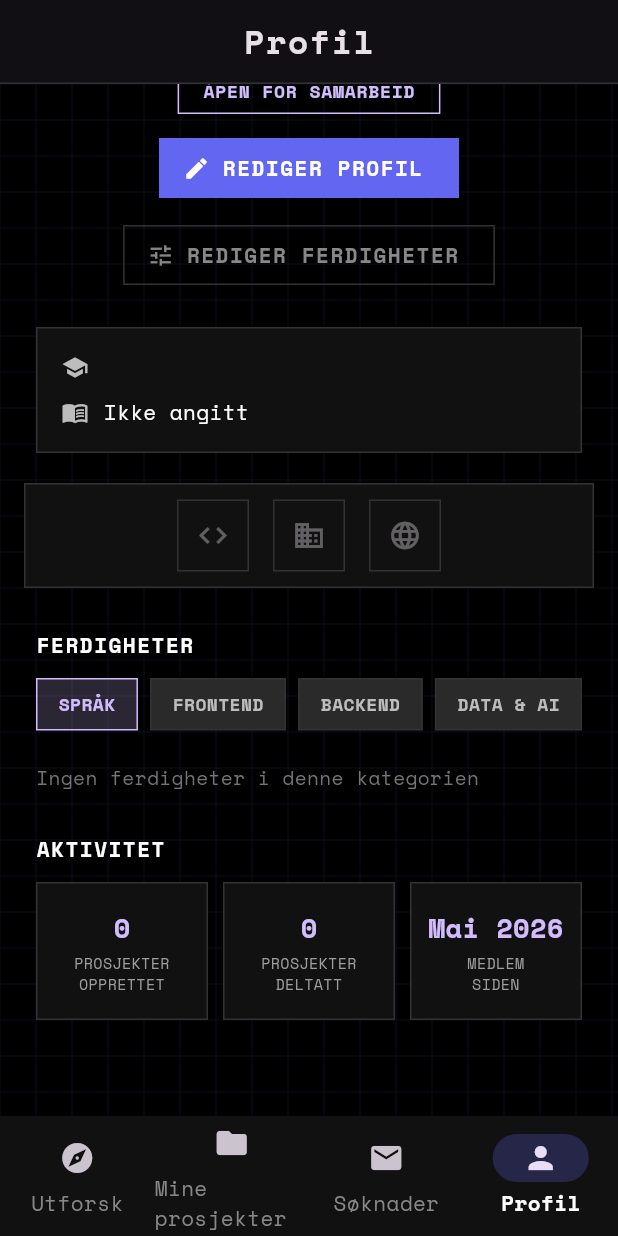
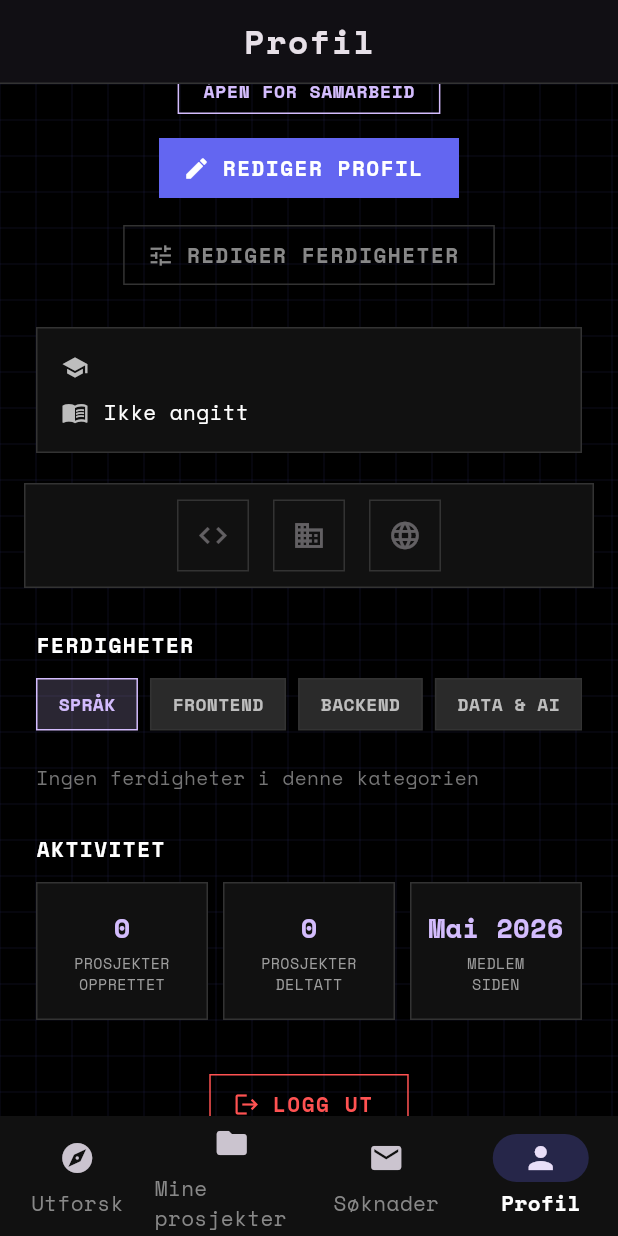
Before and after one commit to moen0/CodeMates, a Flutter app: the HomeScreen screen opened directly, item 4 of the bottom bar chosen, scrolled down 225 dp, on a phone screen of 412 x 824 dp. Run offline on Flutter 3.47's test engine with Material 3 defaults, Android fonts, the phone set to English and light mode, and no system bars; our stand-ins replace google_fonts, image_picker, supabase_flutter; accounts and stored records are empty.

Commit message:
Fix back button logout and add logout button to profile screen
- Use pushAndRemoveUntil in login and edit_profile to clear nav stack
- Add PopScope(canPop: false) to HomeScreen to block back navigation
- Add _signOut method and logout button at bottom of ProfileScreen

Co-Authored-By: Claude Sonnet 4.6 <noreply@anthropic.com>

```diff
--- a/lib/screens/edit_profile_screen.dart
+++ b/lib/screens/edit_profile_screen.dart
@@ -256,9 +256,11 @@ class _EditProfileScreenState extends State<EditProfileScreen> {
         const SnackBar(content: Text('Profil lagret!')),
       );
 
-      Navigator.pushReplacement(
+      // Tøm hele navigasjonsstakken så tilbake-knappen ikke tar brukeren tilbake i registreringsflyten
+      Navigator.pushAndRemoveUntil(
         context,
         MaterialPageRoute(builder: (_) => const HomeScreen()),
+        (_) => false,
       );
     } catch (e) {
       if (!mounted) {
--- a/lib/screens/home_screen.dart
+++ b/lib/screens/home_screen.dart
@@ -38,7 +38,10 @@ class _HomeScreenState extends State<HomeScreen> {
       const ProfileScreen(),
     ];
 
-    return BrutalistScaffold(
+    // PopScope hindrer tilbake-knappen fra å forlate hovedskjermen
+    return PopScope(
+      canPop: false,
+      child: BrutalistScaffold(
       // Bunnnavigasjonen
       bottomNavigationBar: NavigationBar(
         backgroundColor: BrutalistPalette.panel,
@@ -68,6 +71,7 @@ class _HomeScreenState extends State<HomeScreen> {
         ],
       ),
       child: IndexedStack(index: currentIndex, children: screens),
+      ),
     );
   }
 }
--- a/lib/screens/profile_screen.dart
+++ b/lib/screens/profile_screen.dart
@@ -4,6 +4,7 @@ import 'package:supabase_flutter/supabase_flutter.dart';
 import 'package:devconnect/widgets/brutalist_ui.dart';
 
 import 'edit_skills_screen.dart';
+import 'welcome.dart';
 
 class ProfileScreen extends StatefulWidget {
   const ProfileScreen({super.key});
@@ -491,6 +492,17 @@ class _ProfileScreenState extends State<ProfileScreen> {
     );
   }
 
+  /// Logger ut brukeren og sender dem tilbake til velkomstskjermen.
+  Future<void> _signOut() async {
+    await Supabase.instance.client.auth.signOut();
+    if (!mounted) return;
+    Navigator.pushAndRemoveUntil(
+      context,
+      MaterialPageRoute(builder: (_) => const Welcome()),
+      (_) => false,
+    );
+  }
+
   Future<void> _openSkillsEditor() async {
     final changed = await Navigator.push<bool>(
       context,
@@ -627,7 +639,20 @@ class _ProfileScreenState extends State<ProfileScreen> {
 
               // Aktivitet
               _buildActivitySection(),
-              const SizedBox(height: 40),
+              const SizedBox(height: 32),
+
+              OutlinedButton.icon(
+                onPressed: _signOut,
+                style: brutalistOutlineButtonStyle().copyWith(
+                  side: WidgetStateProperty.all(
+                    const BorderSide(color: Colors.redAccent),
+                  ),
+                  foregroundColor: WidgetStateProperty.all(Colors.redAccent),
+                ),
+                icon: const Icon(Icons.logout, size: 18),
+                label: const Text('LOGG UT'),
+              ),
+              const SizedBox(height: 24),
             ],
           ),
         ),
@@ -654,7 +679,7 @@ class _ProfileScreenState extends State<ProfileScreen> {
                 ? Image.network(
               url,
               fit: BoxFit.cover,
-              errorBuilder: (_, __, ___) => const Icon(
+              errorBuilder: (_, _, _) => const Icon(
                 Icons.person,
                 size: 40,
                 color: Colors.grey,
```
Also changed, not shown: lib/screens/login.dart (+5 -3 lines).
